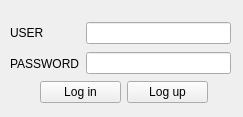
Old version of the form loginForm.ui in the repository wangyixu12/Esp32DownloadTools.
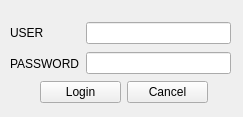
New version of the form.

Commit message: 之前commit时遗留下来的问题

What changed in the file:
```diff
--- a/loginForm.ui
+++ b/loginForm.ui
@@ -10,10 +10,22 @@
     <height>117</height>
    </rect>
   </property>
+  <property name="minimumSize">
+   <size>
+    <width>243</width>
+    <height>117</height>
+   </size>
+  </property>
+  <property name="maximumSize">
+   <size>
+    <width>243</width>
+    <height>117</height>
+   </size>
+  </property>
   <property name="windowTitle">
    <string>Form</string>
   </property>
-  <widget class="QWidget" name="">
+  <widget class="QWidget" name="layoutWidget">
    <property name="geometry">
     <rect>
      <x>10</x>
@@ -53,7 +65,7 @@
     </item>
    </layout>
   </widget>
-  <widget class="QWidget" name="">
+  <widget class="QWidget" name="layoutWidget">
    <property name="geometry">
     <rect>
      <x>40</x>
@@ -66,14 +78,14 @@
     <item>
      <widget class="QPushButton" name="pushButton">
       <property name="text">
-       <string>Log in</string>
+       <string>Login</string>
       </property>
      </widget>
     </item>
     <item>
      <widget class="QPushButton" name="pushButton_2">
       <property name="text">
-       <string>Log up</string>
+       <string>Cancel</string>
       </property>
      </widget>
     </item>
```
Left out of the diff: 8 changed lines with no effect on the pictures. The commit also changes 1 other file.
